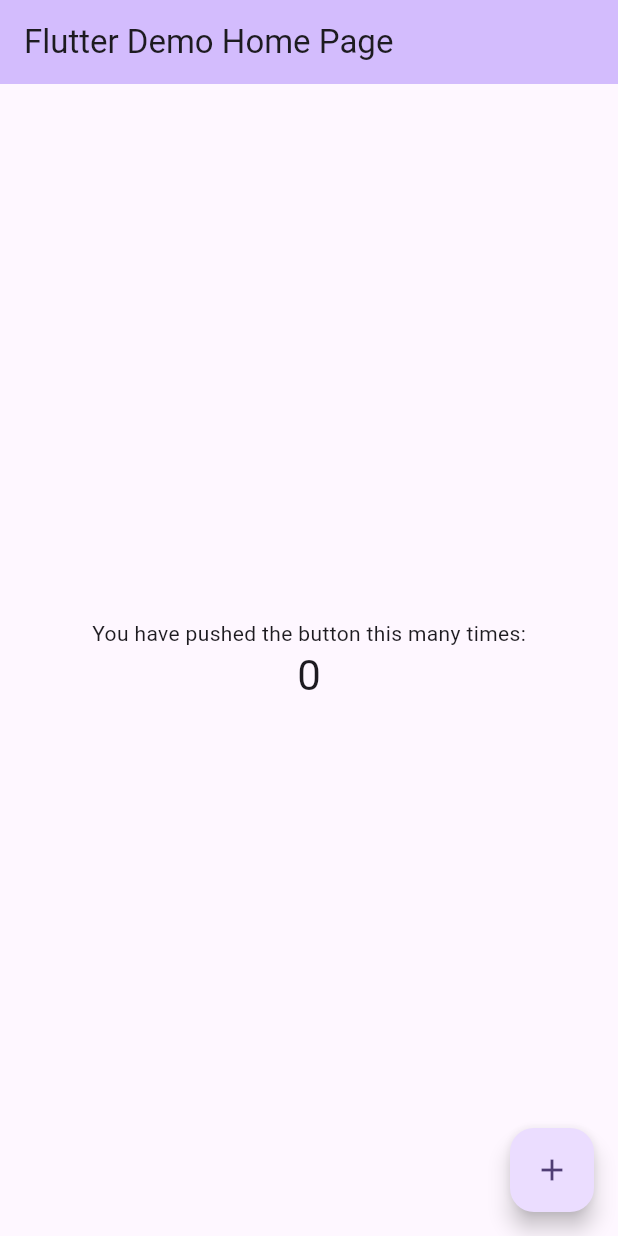
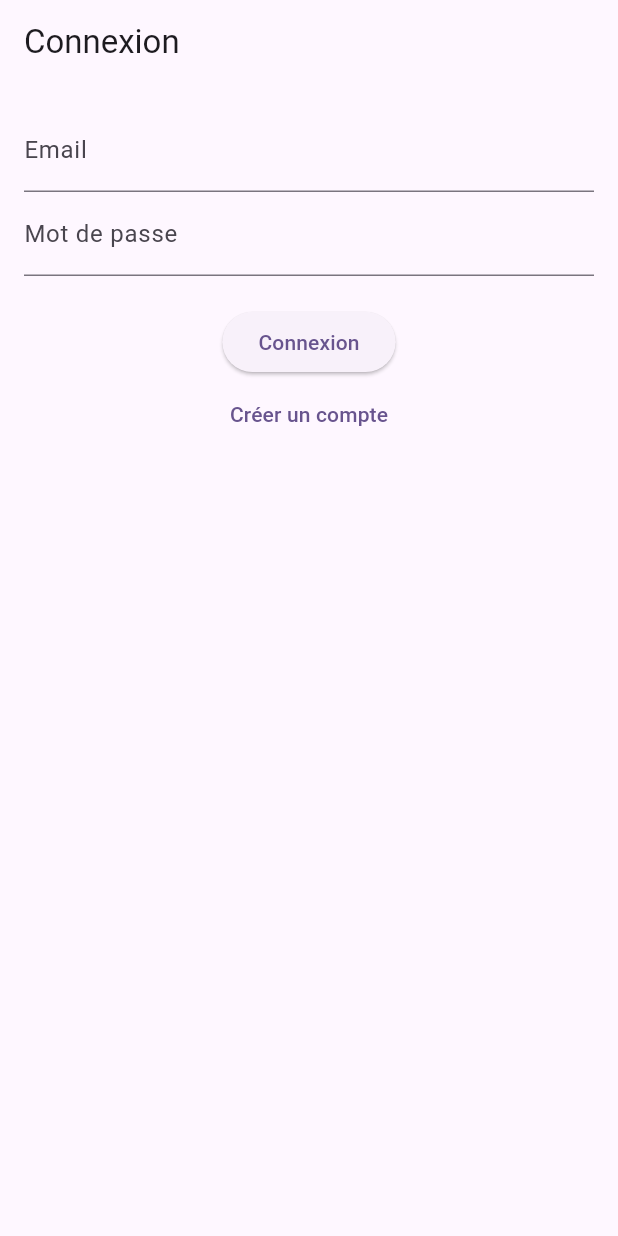
Before and after one commit to firasbr10/flutter_project, a Flutter app: the screen it shows after launch, on a phone screen of 412 x 824 dp. Run offline on Flutter 3.47's test engine with Material 3 defaults, Android fonts, the phone set to English and light mode, and no system bars; our stand-ins replace cloud_firestore, firebase_auth, firebase_core; accounts and stored records are empty.

Commit message:
Ajout de la partie authentification (login/signup)

```diff
--- a/lib/main.dart
+++ b/lib/main.dart
@@ -1,16 +1,50 @@
 import 'package:flutter/material.dart';
 import 'package:firebase_core/firebase_core.dart';
 import 'firebase_options.dart';
+import 'package:provider/provider.dart';
+import 'package:sup4_dev_trello/providers/auth_provider.dart';
+import 'package:sup4_dev_trello/views/auth/login_view.dart';
+import 'package:sup4_dev_trello/views/auth/signup_view.dart';
+
+// TEMP view jusqu’à ce que tu crées un vrai dashboard
+class DashboardView extends StatelessWidget {
+  const DashboardView({super.key});
+
+  @override
+  Widget build(BuildContext context) {
+    return Scaffold(
+      appBar: AppBar(title: const Text("Dashboard")),
+      body: Center(
+        child: ElevatedButton(
+          onPressed: () {
+            Provider.of<AuthProvider>(context, listen: false).logout();
+            Navigator.pushReplacementNamed(context, '/login');
+          },
+          child: const Text('Se déconnecter'),
+        ),
+      ),
+    );
+  }
+}
 
 void main() async {
   WidgetsFlutterBinding.ensureInitialized();
+  try {
+    // Initialisation de Firebase avec gestion des erreurs
+    await Firebase.initializeApp(
+      options: DefaultFirebaseOptions.currentPlatform,
+    );
+  } catch (e) {
+    print("Error initializing Firebase: $e");
+    // Tu peux afficher un écran de chargement ou d'erreur ici en cas d'échec
+  }
 
-  // Utiliser les options Firebase générées
-  await Firebase.initializeApp(
-    options: DefaultFirebaseOptions.currentPlatform,
+  runApp(
+    ChangeNotifierProvider(
+      create: (_) => AuthProvider(),
+      child: const MyApp(),
+    ),
   );
-
-  runApp(const MyApp());
 }
 
 class MyApp extends StatelessWidget {
@@ -18,59 +52,20 @@ class MyApp extends StatelessWidget {
 
   @override
   Widget build(BuildContext context) {
+    final authProvider = Provider.of<AuthProvider>(context);
+
     return MaterialApp(
-      title: 'Flutter Demo',
+      title: 'SUP4 DEV Trello',
       theme: ThemeData(
         colorScheme: ColorScheme.fromSeed(seedColor: Colors.deepPurple),
         useMaterial3: true,
       ),
-      home: const MyHomePage(title: 'Flutter Demo Home Page'),
+      initialRoute: authProvider.user != null ? '/dashboard' : '/login',
+      routes: {
+        '/login': (context) => const LoginView(),
+        '/signup': (context) => const SignupView(),
+        '/dashboard': (context) => const DashboardView(),
+      },
     );
   }
 }
-
-class MyHomePage extends StatefulWidget {
-  const MyHomePage({super.key, required this.title});
-
-  final String title;
-
-  @override
-  State<MyHomePage> createState() => _MyHomePageState();
-}
-
-class _MyHomePageState extends State<MyHomePage> {
-  int _counter = 0;
-
-  void _incrementCounter() {
-    setState(() {
-      _counter++;
-    });
-  }
-
-  @override
-  Widget build(BuildContext context) {
-    return Scaffold(
-      appBar: AppBar(
-        backgroundColor: Theme.of(context).colorScheme.inversePrimary,
-        title: Text(widget.title),
-      ),
-      body: Center(
-        child: Column(
-          mainAxisAlignment: MainAxisAlignment.center,
-          children: <Widget>[
-            const Text('You have pushed the button this many times:'),
-            Text(
-              '$_counter',
-              style: Theme.of(context).textTheme.headlineMedium,
-            ),
-          ],
-        ),
-      ),
-      floatingActionButton: FloatingActionButton(
-        onPressed: _incrementCounter,
-        tooltip: 'Increment',
-        child: const Icon(Icons.add),
-      ),
-    );
-  }
-}
--- /dev/null
+++ b/lib/providers/auth_provider.dart
@@ -0,0 +1,33 @@
+import 'package:flutter/material.dart';
+import 'package:sup4_dev_trello/services/auth_service.dart';
+import 'package:firebase_auth/firebase_auth.dart';
+
+class AuthProvider extends ChangeNotifier {
+  final AuthService _authService = AuthService();
+  User? _user;
+
+  User? get user => _user;
+
+  AuthProvider() {
+    _user = _authService.getCurrentUser();
+  }
+
+  // Connexion
+  Future<void> login(String email, String password) async {
+    _user = await _authService.login(email, password);
+    notifyListeners();
+  }
+
+  // Inscription avec username
+  Future<void> signup(String username, String email, String password) async {
+    _user = await _authService.signup(username, email, password);
+    notifyListeners();
+  }
+
+  // Déconnexion
+  Future<void> logout() async {
+    await _authService.logout();
+    _user = null;
+    notifyListeners();
+  }
+}
--- /dev/null
+++ b/lib/services/auth_service.dart
@@ -0,0 +1,51 @@
+import 'package:firebase_auth/firebase_auth.dart';
+import 'package:cloud_firestore/cloud_firestore.dart';  // Ajout de Firestore pour stocker le username
+
+class AuthService {
+  final FirebaseAuth _auth = FirebaseAuth.instance;
+
+  // Inscription avec username, email et mot de passe
+  Future<User?> signup(String username, String email, String password) async {
+    try {
+      final UserCredential userCredential = await _auth.createUserWithEmailAndPassword(
+        email: email,
+        password: password,
+      );
+      // Ajouter le username dans Firestore
+      if (userCredential.user != null) {
+        await FirebaseFirestore.instance.collection('users').doc(userCredential.user!.uid).set({
+          'username': username,
+          'email': email,
+        });
+      }
+      return userCredential.user;
+    } catch (e) {
+      print('Error during signup: $e');
+      return null;
+    }
+  }
+
+  // Connexion
+  Future<User?> login(String email, String password) async {
+    try {
+      final UserCredential userCredential = await _auth.signInWithEmailAndPassword(
+        email: email,
+        password: password,
+      );
+      return userCredential.user;
+    } catch (e) {
+      print('Error during login: $e');
+      return null;
+    }
+  }
+
+  // Déconnexion
+  Future<void> logout() async {
+    await _auth.signOut();
+  }
+
+  // Vérification de l'utilisateur actuel
+  User? getCurrentUser() {
+    return _auth.currentUser;
+  }
+}
--- /dev/null
+++ b/lib/views/auth/login_view.dart
@@ -0,0 +1,81 @@
+import 'package:flutter/material.dart';
+import 'package:provider/provider.dart';
+import 'package:sup4_dev_trello/providers/auth_provider.dart';
+
+class LoginView extends StatefulWidget {
+  const LoginView({super.key});
+
+  @override
+  State<LoginView> createState() => _LoginViewState();
+}
+
+class _LoginViewState extends State<LoginView> {
+  final TextEditingController _emailController = TextEditingController();
+  final TextEditingController _passwordController = TextEditingController();
+  bool _loading = false;
+  String? _error;
+
+  @override
+  Widget build(BuildContext context) {
+    final authProvider = Provider.of<AuthProvider>(context);
+
+    return Scaffold(
+      appBar: AppBar(title: const Text('Connexion')),
+      body: Padding(
+        padding: const EdgeInsets.all(16),
+        child: Column(
+          children: [
+            if (_error != null)
+              Text(_error!, style: const TextStyle(color: Colors.red)),
+            TextField(
+              controller: _emailController,
+              decoration: const InputDecoration(labelText: 'Email'),
+            ),
+            TextField(
+              controller: _passwordController,
+              decoration: const InputDecoration(labelText: 'Mot de passe'),
+              obscureText: true,
+            ),
+            const SizedBox(height: 20),
+            _loading
+                ? const CircularProgressIndicator()
+                : ElevatedButton(
+                    onPressed: () async {
+                      setState(() {
+                        _loading = true;
+                        _error = null;
+                      });
+
+                      await authProvider
+                          .login(
+                            _emailController.text.trim(),
+                            _passwordController.text.trim(),
+                          )
+                          .then((_) {
+                        if (authProvider.user != null) {
+                          Navigator.pushReplacementNamed(context, '/dashboard');
+                        } else {
+                          setState(() {
+                            _error = 'Identifiants invalides';
+                          });
+                        }
+                      });
+
+                      setState(() {
+                        _loading = false;
+                      });
+                    },
+                    child: const Text('Connexion'),
+                  ),
+            TextButton(
+              onPressed: () {
+                Navigator.pushNamed(context, '/signup');
+              },
+              child: const Text('Créer un compte'),
+            ),
+          ],
+        ),
+      ),
+    );
+  }
+}
```
Also changed, not shown: lib/views/auth/signup_view.dart (added, +87 -0 lines), pubspec.yaml (+6 -4 lines), lib/firebase_options.dart, pubspec.lock, 3 other files.
